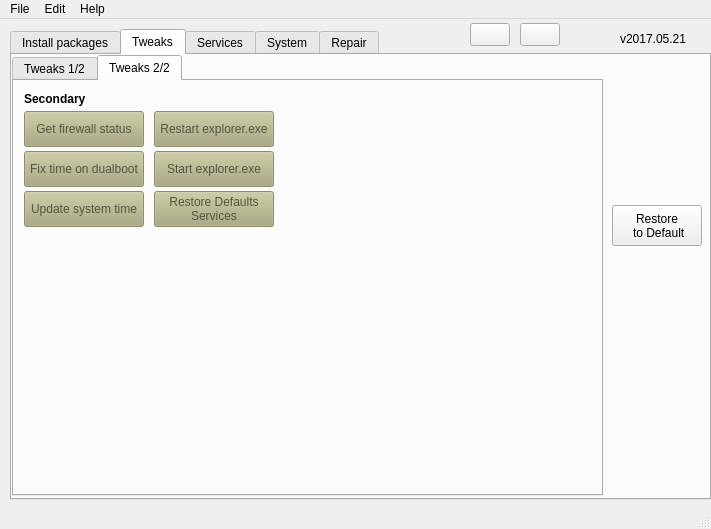
Before: the Qt Designer form mainwindow.ui in adgellida/winsys, drawn with Qt 5.
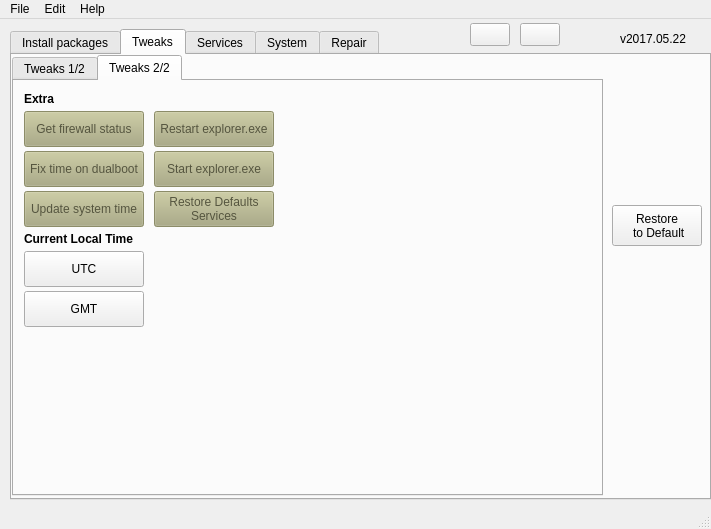
After: the same form once the commit is applied. The open tabs and pages were chosen to show the change. Icons and pictures are not drawn.

Diff of the .ui file:
```diff
--- a/mainwindow.ui
+++ b/mainwindow.ui
@@ -2466,8 +2466,8 @@
         <property name="geometry">
          <rect>
           <x>10</x>
-          <y>10</y>
-          <width>61</width>
+          <y>150</y>
+          <width>111</width>
           <height>16</height>
          </rect>
         </property>
@@ -2478,7 +2478,7 @@
          </font>
         </property>
         <property name="text">
-         <string>Secondary</string>
+         <string>Current Local Time</string>
         </property>
        </widget>
        <widget class="QPushButton" name="startExplorerButton">
@@ -3820,6 +3820,81 @@
          <bool>false</bool>
         </property>
        </widget>
+       <widget class="QPushButton" name="UTCButton">
+        <property name="geometry">
+         <rect>
+          <x>10</x>
+          <y>170</y>
+          <width>120</width>
+          <height>36</height>
+         </rect>
+        </property>
+        <property name="whatsThis">
+         <string>&lt;html&gt;&lt;head/&gt;&lt;body&gt;&lt;p&gt;I recommend to change to this&lt;/p&gt;&lt;/body&gt;&lt;/html&gt;</string>
+        </property>
+        <property name="text">
+         <string>UTC</string>
+        </property>
+        <property name="iconSize">
+         <size>
+          <width>30</width>
+          <height>30</height>
+         </size>
+        </property>
+        <property name="shortcut">
+         <string/>
+        </property>
+        <property name="checkable">
+         <bool>false</bool>
+        </property>
+       </widget>
+       <widget class="QLabel" name="label_15">
+        <property name="geometry">
+         <rect>
+          <x>10</x>
+          <y>10</y>
+          <width>61</width>
+          <height>16</height>
+         </rect>
+        </property>
+        <property name="font">
+         <font>
+          <weight>75</weight>
+          <bold>true</bold>
+         </font>
+        </property>
+        <property name="text">
+         <string>Extra</string>
+        </property>
+       </widget>
+       <widget class="QPushButton" name="GMTButton">
+        <property name="geometry">
+         <rect>
+          <x>10</x>
+          <y>210</y>
+          <width>120</width>
+          <height>36</height>
+         </rect>
+        </property>
+        <property name="whatsThis">
+         <string>&lt;html&gt;&lt;head/&gt;&lt;body&gt;&lt;p&gt;Default setting. Not recommended&lt;/p&gt;&lt;/body&gt;&lt;/html&gt;</string>
+        </property>
+        <property name="text">
+         <string>GMT</string>
+        </property>
+        <property name="iconSize">
+         <size>
+          <width>30</width>
+          <height>30</height>
+         </size>
+        </property>
+        <property name="shortcut">
+         <string/>
+        </property>
+        <property name="checkable">
+         <bool>false</bool>
+        </property>
+       </widget>
       </widget>
      </widget>
      <widget class="QPushButton" name="RestoreTweaksToDefaultButton">
@@ -4244,7 +4319,7 @@
      </rect>
     </property>
     <property name="text">
-     <string>v2017.05.21</string>
+     <string>v2017.05.22</string>
     </property>
    </widget>
    <widget class="QPushButton" name="updateAppButton">
```
Left out of the diff: 4 changed lines with no effect on the pictures.
